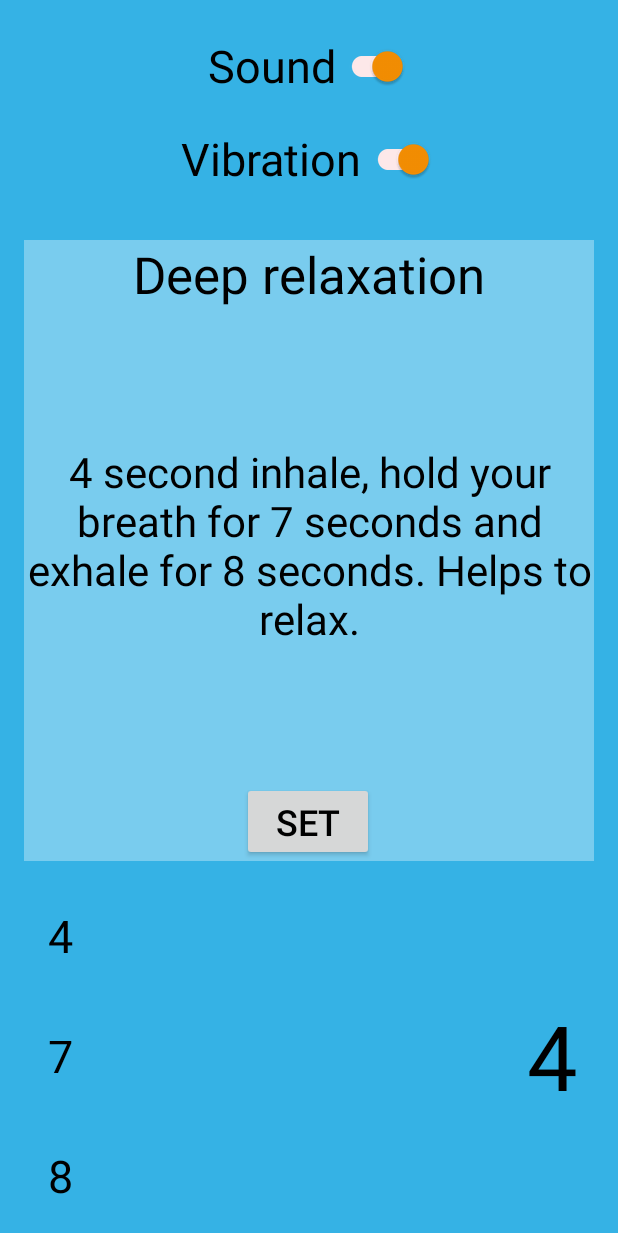
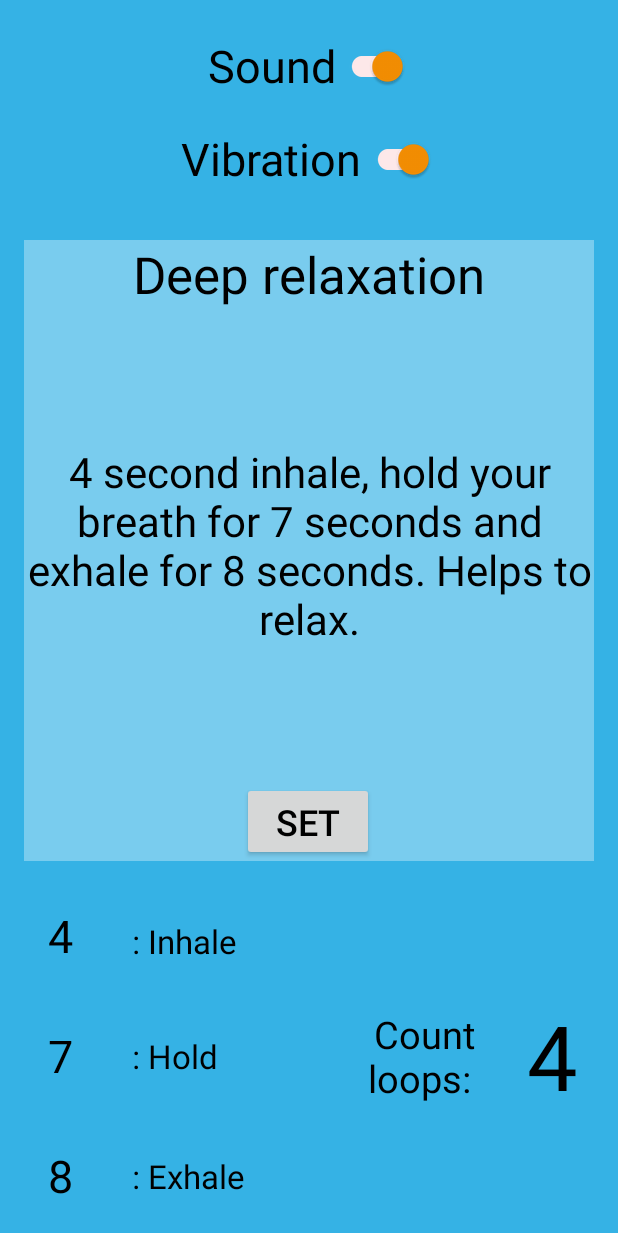
Before and after one commit to IvAlexsay/Calma, an Android app: the TimeSettings screen opened through its navigation route, on a phone screen of 412 x 824 dp. Shown: the top 1233 px of the screen. Run offline under Robolectric (Android 15) with nearby library versions, the phone set to English and light mode, and no system bars.

Commit message:
fix texts

```diff
--- a/app/src/main/java/ivakin/first/my_first_app/BreathExercise.kt
+++ b/app/src/main/java/ivakin/first/my_first_app/BreathExercise.kt
@@ -57,7 +57,7 @@ class BreathExercise : Fragment(R.layout.fragment_breathe_exercise) {
     private fun cycle(binding: FragmentBreatheExerciseBinding) {
         val totalTime = TimeData.getTotalTime()
         val totalTimeLoop = TimeData.getTotalTimeLoop()
-        val texts = arrayOf("Inhale", "Hold", "Exhale")
+        val texts = arrayOf("Inhale through\n your nose", "Hold breathe", "Exhale through\n your mouth")
         val vibrator = activity?.getSystemService(Context.VIBRATOR_SERVICE) as Vibrator
         val flower = binding.flower
         binding.textLoops.text = TimeData.loops.toString()
--- a/app/src/main/res/layout/fragment_start_screen.xml
+++ b/app/src/main/res/layout/fragment_start_screen.xml
@@ -16,7 +16,7 @@
         android:layout_height="100dp"
         android:layout_marginTop="140dp"
         android:gravity="center"
-        android:text="@string/trivia"
+        android:text="@string/start"
         android:textAlignment="center"
         android:textAllCaps="false"
         android:textColor="@color/black"
--- a/app/src/main/res/layout/fragment_time_settings.xml
+++ b/app/src/main/res/layout/fragment_time_settings.xml
@@ -102,4 +102,57 @@
         app:layout_constraintBottom_toBottomOf="parent"
         app:layout_constraintEnd_toEndOf="parent" />
 
+    <TextView
+        android:layout_width="wrap_content"
+        android:layout_height="wrap_content"
+        android:layout_marginStart="8dp"
+        android:gravity="center"
+        android:text=": Inhale"
+        android:textAlignment="center"
+        android:textColor="@color/black"
+        android:textSize="22sp"
+        app:layout_constraintBottom_toTopOf="@+id/text_hold"
+        app:layout_constraintStart_toEndOf="@+id/text_inhale"
+        app:layout_constraintTop_toTopOf="@+id/text_inhale"
+        app:layout_constraintVertical_bias="0.56" />
+
+    <TextView
+        android:layout_width="wrap_content"
+        android:layout_height="wrap_content"
+        android:layout_marginStart="8dp"
+        android:gravity="center"
+        android:text=": Hold"
+        android:textAlignment="center"
+        android:textColor="@color/black"
+        android:textSize="22sp"
+        app:layout_constraintBottom_toBottomOf="@+id/text_hold"
+        app:layout_constraintStart_toEndOf="@+id/text_hold"
+        app:layout_constraintTop_toTopOf="@+id/text_hold" />
+
+    <TextView
+        android:layout_width="wrap_content"
+        android:layout_height="wrap_content"
+        android:layout_marginStart="8dp"
+        android:gravity="center"
+        android:text=": Exhale"
+        android:textAlignment="center"
+        android:textColor="@color/black"
+        android:textSize="22sp"
+        app:layout_constraintBottom_toBottomOf="@+id/text_exhale"
+        app:layout_constraintStart_toEndOf="@+id/text_exhale"
+        app:layout_constraintTop_toBottomOf="@+id/text_hold" />
+
+    <TextView
+        android:layout_width="wrap_content"
+        android:layout_height="wrap_content"
+        android:layout_marginEnd="8dp"
+        android:gravity="center"
+        android:text="Count\nloops: "
+        android:textAlignment="center"
+        android:textColor="@color/black"
+        android:textSize="25sp"
+        app:layout_constraintBottom_toBottomOf="@+id/text_loops"
+        app:layout_constraintEnd_toStartOf="@+id/text_loops"
+        app:layout_constraintTop_toTopOf="@+id/text_loops" />
+
 </androidx.constraintlayout.widget.ConstraintLayout>
--- a/app/src/main/res/values/strings.xml
+++ b/app/src/main/res/values/strings.xml
@@ -4,7 +4,7 @@
     <string name="buttonText">Yeah</string>
     <!-- TODO: Remove or change this placeholder text -->
     <string name="hello_blank_fragment">Hello blank fragment</string>
-    <string name="trivia">Нажмите, чтобы начать</string>
+    <string name="start">Press flower to start</string>
     <string name="play">play</string>
     <string name="todo">TODO</string>
     <string name="none">None</string>
```
